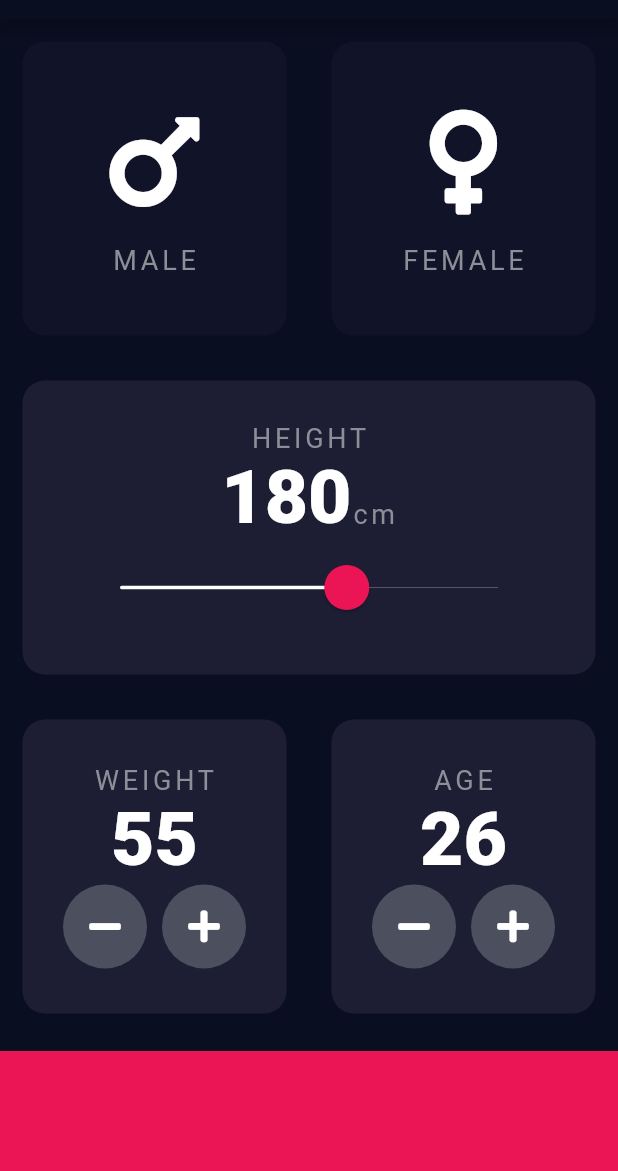
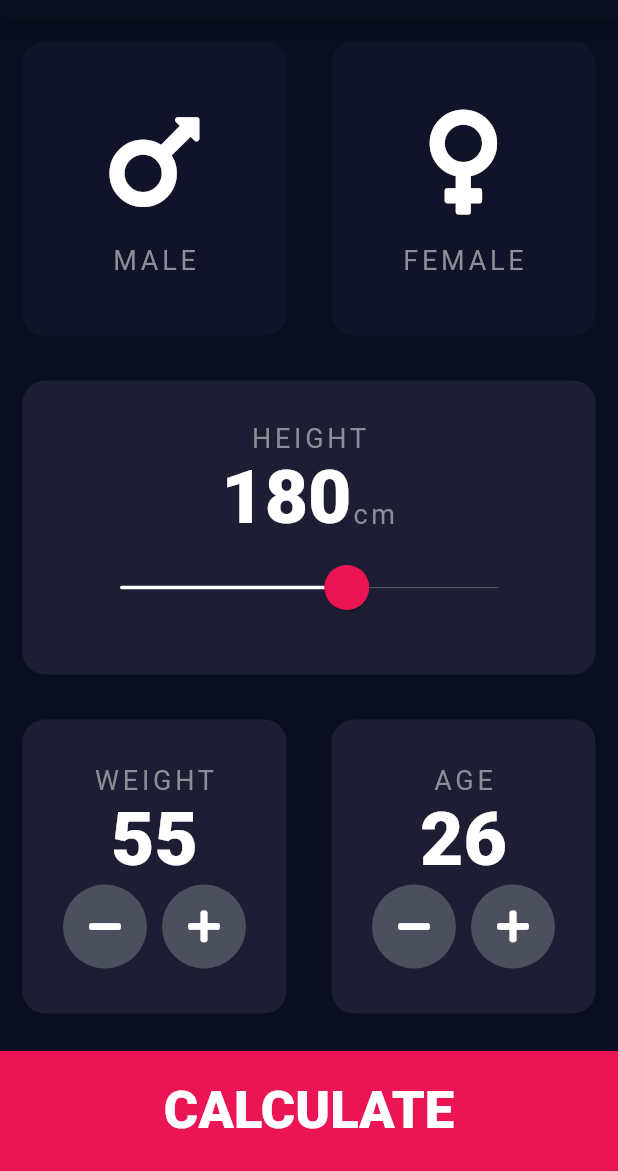
Before and after one commit to AndragApps/bmi_calculator, a Flutter app: the screen it shows after launch, on a phone screen of 412 x 824 dp, the part 65-1236 px from its top. Run offline on Flutter 3.47's test engine with Material 2 defaults, Android fonts, the phone set to English and light mode, and no system bars; our stand-ins replace font_awesome_flutter.

Commit message:
UPDATE - MAIN SCREEN TO ROUTE RESULT, ADDED NEW SCREEN FOR SHOWIND RESULT, DESIGN IT AND CALCULATING IN NEST SESSION.

```diff
--- a/lib/main.dart
+++ b/lib/main.dart
@@ -1,9 +1,11 @@
+import 'package:bmi_calculator/reusable_Widgets/bottom_button.dart';
 import 'package:bmi_calculator/reusable_Widgets/cardWidget.dart';
 import 'package:flutter/material.dart';
 import 'package:flutter/widgets.dart';
 import 'package:font_awesome_flutter/font_awesome_flutter.dart';
 import 'constants.dart';
 import 'reusable_Widgets/containerWidget.dart';
+import 'finalCalculation.dart';
 
 ///START OF ENUM.
 enum Gender {
@@ -246,11 +248,16 @@ class _InputPageState extends State<InputPage> {
                 ],
               ),
             ),
-            Container(
-              margin: EdgeInsets.only(top: 10.0),
-              height: kHeightBottomConainer,
-              color: kColorBottomConainer,
-              width: double.infinity,
+            BottomButton(
+              buttonLabel: 'CALCULATE',
+              onTap: () {
+                Navigator.push(
+                  context,
+                  MaterialPageRoute(
+                    builder: (context) => FinalResultPage(),
+                  ),
+                );
+              },
             ),
           ],
         ),
--- /dev/null
+++ b/lib/reusable_Widgets/bottom_button.dart
@@ -0,0 +1,30 @@
+import 'package:flutter/material.dart';
+
+import '../constants.dart';
+
+class BottomButton extends StatelessWidget {
+  BottomButton({required this.onTap, required this.buttonLabel});
+
+  final Function() onTap;
+  final String buttonLabel;
+
+  @override
+  Widget build(BuildContext context) {
+    return GestureDetector(
+      onTap: onTap,
+      child: Container(
+        alignment: Alignment.center,
+        margin: EdgeInsets.only(top: 10.0),
+        height: kHeightBottomConainer,
+        color: kColorBottomConainer,
+        width: double.infinity,
+        child: Text(
+          buttonLabel,
+          style: kHeightTextStyle.copyWith(
+            fontSize: 35.0,
+          ),
+        ),
+      ),
+    );
+  }
+}
```
Also changed, not shown: lib/finalCalculation.dart (added, +76 -0 lines), flutter_07.png (added), 1 other file.
